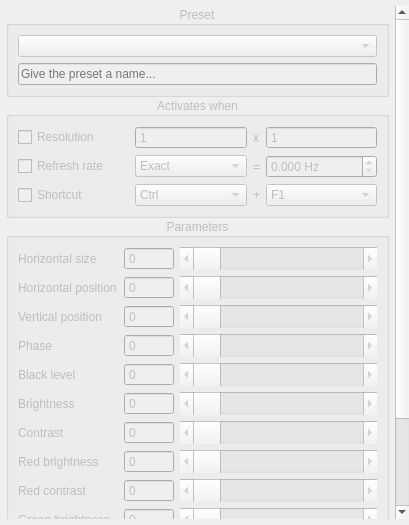
First picture: the form in src/display/qt/dialogs/ui/video_parameter_dialog.ui, repository mrehkopf/vcs, before the edit.
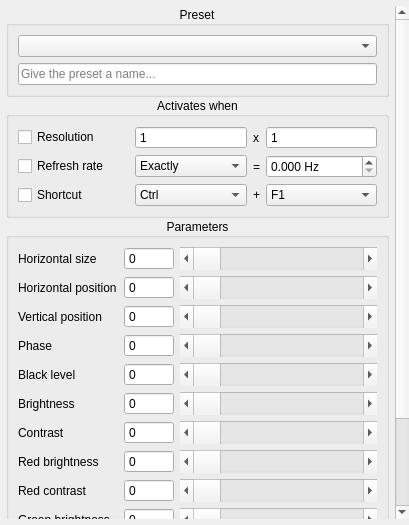
Second picture: the form after the edit.

Commit message:
Implement loading and saving video presets
Work in progess.

```diff
--- a/src/display/qt/dialogs/ui/video_parameter_dialog.ui
+++ b/src/display/qt/dialogs/ui/video_parameter_dialog.ui
@@ -65,7 +65,7 @@
        <item>
         <widget class="QGroupBox" name="groupBox_presetList">
          <property name="enabled">
-          <bool>false</bool>
+          <bool>true</bool>
          </property>
          <property name="sizePolicy">
           <sizepolicy hsizetype="Preferred" vsizetype="Maximum">
@@ -111,7 +111,7 @@
        <item>
         <widget class="QGroupBox" name="groupBox_activation">
          <property name="enabled">
-          <bool>false</bool>
+          <bool>true</bool>
          </property>
          <property name="sizePolicy">
           <sizepolicy hsizetype="Preferred" vsizetype="Maximum">
@@ -131,6 +131,9 @@
          <layout class="QGridLayout" name="gridLayout_2">
           <item row="0" column="0">
            <widget class="QCheckBox" name="checkBox_activatorResolution">
+            <property name="enabled">
+             <bool>true</bool>
+            </property>
             <property name="text">
              <string>Resolution</string>
             </property>
@@ -139,7 +142,7 @@
           <item row="0" column="1">
            <widget class="QSpinBox" name="spinBox_resolutionX">
             <property name="enabled">
-             <bool>false</bool>
+             <bool>true</bool>
             </property>
             <property name="sizePolicy">
              <sizepolicy hsizetype="Ignored" vsizetype="Fixed">
@@ -161,7 +164,7 @@
           <item row="0" column="2">
            <widget class="QLabel" name="label_resolutionSeparator">
             <property name="enabled">
-             <bool>false</bool>
+             <bool>true</bool>
             </property>
             <property name="sizePolicy">
              <sizepolicy hsizetype="Maximum" vsizetype="Preferred">
@@ -177,7 +180,7 @@
           <item row="0" column="3">
            <widget class="QSpinBox" name="spinBox_resolutionY">
             <property name="enabled">
-             <bool>false</bool>
+             <bool>true</bool>
             </property>
             <property name="sizePolicy">
              <sizepolicy hsizetype="Ignored" vsizetype="Fixed">
@@ -198,6 +201,9 @@
           </item>
           <item row="1" column="0">
            <widget class="QCheckBox" name="checkBox_activatorRefreshRate">
+            <property name="enabled">
+             <bool>true</bool>
+            </property>
             <property name="text">
              <string>Refresh rate</string>
             </property>
@@ -206,7 +212,7 @@
           <item row="1" column="1">
            <widget class="QComboBox" name="comboBox_refreshRateComparison">
             <property name="enabled">
-             <bool>false</bool>
+             <bool>true</bool>
             </property>
             <property name="sizePolicy">
              <sizepolicy hsizetype="Ignored" vsizetype="Fixed">
@@ -216,7 +222,7 @@
             </property>
             <item>
              <property name="text">
-              <string>Exact</string>
+              <string>Exactly</string>
              </property>
             </item>
             <item>
@@ -239,7 +245,7 @@
           <item row="1" column="2">
            <widget class="QLabel" name="label_refreshRateSeparator">
             <property name="enabled">
-             <bool>false</bool>
+             <bool>true</bool>
             </property>
             <property name="sizePolicy">
              <sizepolicy hsizetype="Maximum" vsizetype="Preferred">
@@ -255,7 +261,7 @@
           <item row="1" column="3">
            <widget class="QDoubleSpinBox" name="doubleSpinBox_refreshRateValue">
             <property name="enabled">
-             <bool>false</bool>
+             <bool>true</bool>
             </property>
             <property name="sizePolicy">
              <sizepolicy hsizetype="Ignored" vsizetype="Fixed">
@@ -280,7 +286,7 @@
           <item row="2" column="0">
            <widget class="QCheckBox" name="checkBox_activatorShortcut">
             <property name="enabled">
-             <bool>false</bool>
+             <bool>true</bool>
             </property>
             <property name="text">
              <string>Shortcut</string>
@@ -290,7 +296,7 @@
           <item row="2" column="1">
            <widget class="QComboBox" name="comboBox_shortcutFirstKey">
             <property name="enabled">
-             <bool>false</bool>
+             <bool>true</bool>
             </property>
             <property name="sizePolicy">
              <sizepolicy hsizetype="Ignored" vsizetype="Fixed">
@@ -308,7 +314,7 @@
           <item row="2" column="2">
            <widget class="QLabel" name="label_shortcutSeparator">
             <property name="enabled">
-             <bool>false</bool>
+             <bool>true</bool>
             </property>
             <property name="sizePolicy">
              <sizepolicy hsizetype="Preferred" vsizetype="Preferred">
@@ -324,7 +330,7 @@
           <item row="2" column="3">
            <widget class="QComboBox" name="comboBox_shortcutSecondKey">
             <property name="enabled">
-             <bool>false</bool>
+             <bool>true</bool>
             </property>
             <property name="sizePolicy">
              <sizepolicy hsizetype="Ignored" vsizetype="Fixed">
@@ -400,7 +406,7 @@
        <item>
         <widget class="QGroupBox" name="groupBox_videoParameters">
          <property name="enabled">
-          <bool>false</bool>
+          <bool>true</bool>
          </property>
          <property name="sizePolicy">
           <sizepolicy hsizetype="Preferred" vsizetype="Maximum">
```
The commit also changes 20 other files.
